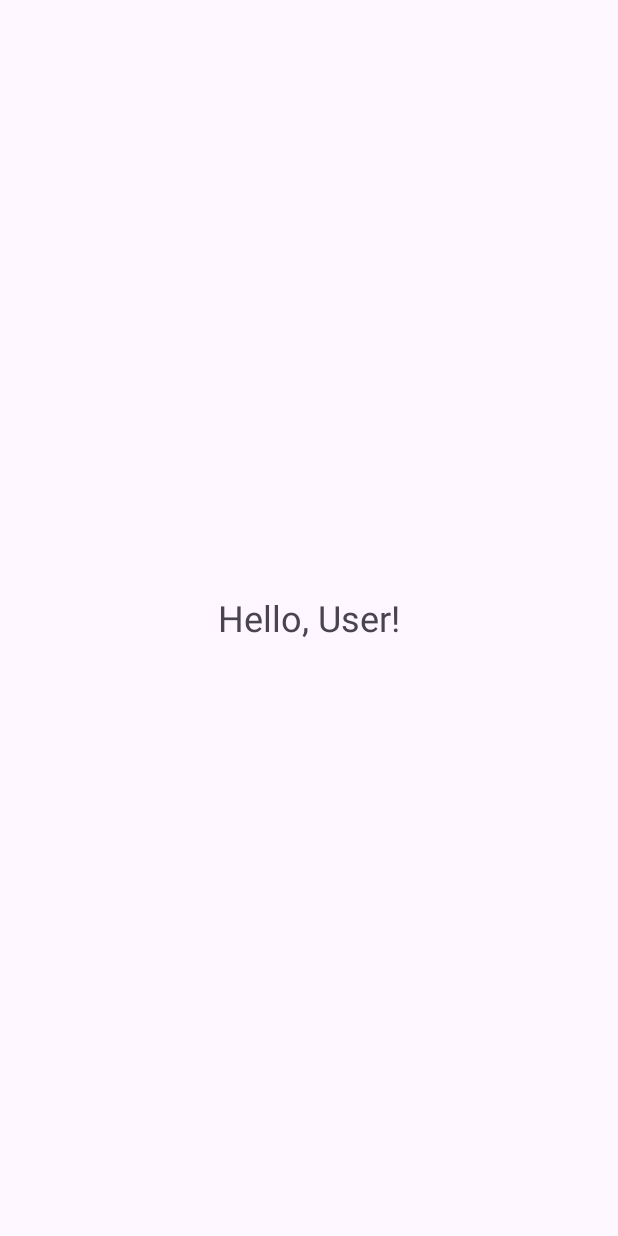
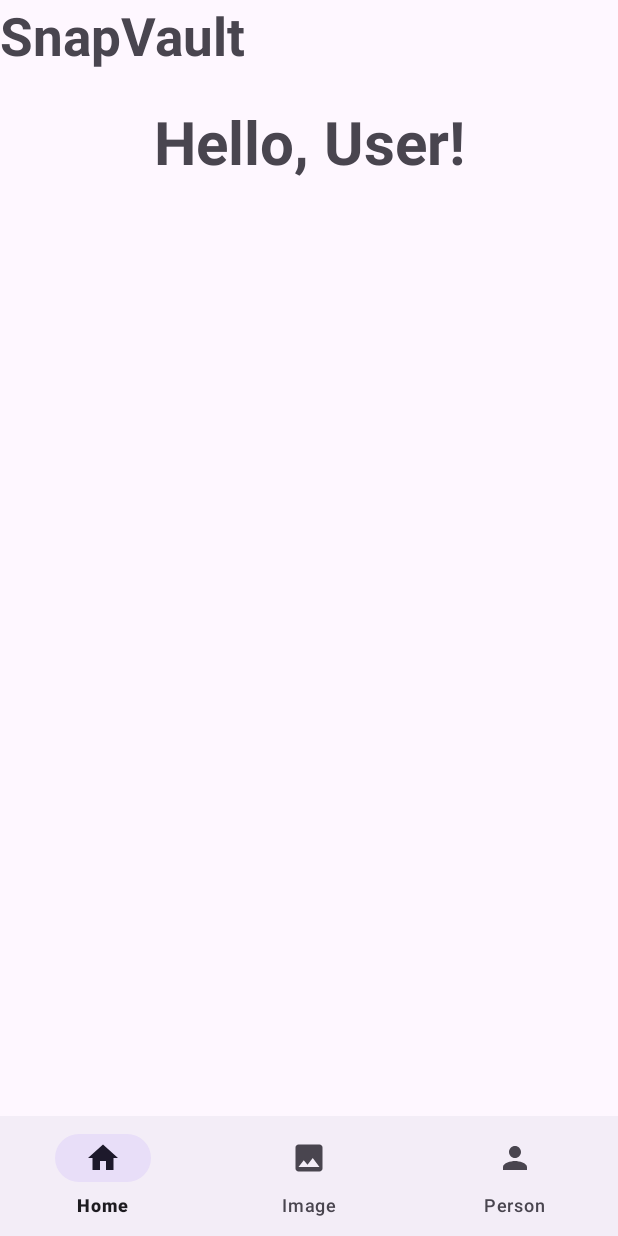
Before and after one commit to ManokManokManok/SnapVault, an Android app built with Jetpack Compose: the WelcomeActivity screen opened directly, with no data from a screen before it, on a phone screen of 412 x 824 dp. Before the commit the screen is almost empty. Run offline under Robolectric (Android 15) with nearby library versions, the phone set to English and light mode, and no system bars.

Commit message:
added welcomepage

```diff
--- a/app/src/main/res/layout/activity_welcome_test.xml
+++ b/app/src/main/res/layout/activity_welcome_test.xml
@@ -1,13 +1,53 @@
 <?xml version="1.0" encoding="utf-8"?>
-<LinearLayout xmlns:android="http://schemas.android.com/apk/res/android"
+<androidx.constraintlayout.widget.ConstraintLayout xmlns:android="http://schemas.android.com/apk/res/android"
+    xmlns:app="http://schemas.android.com/apk/res-auto"
+    xmlns:tools="http://schemas.android.com/tools"
     android:layout_width="match_parent"
     android:layout_height="match_parent"
-    android:orientation="vertical"
-    android:gravity="center">
+    android:gravity="top"
+    android:orientation="vertical">
+
+
+    <TextView
+        android:id="@+id/homepage"
+        android:layout_width="match_parent"
+        android:layout_height="wrap_content"
+        android:text="SnapVault"
+        android:textSize="35dp"
+        android:textStyle="bold"
+        tools:ignore="MissingConstraints" />
 
     <TextView
         android:id="@+id/welcomeTextView"
-        android:layout_width="wrap_content"
+        android:layout_width="match_parent"
         android:layout_height="wrap_content"
-        android:textSize="24sp" />
-</LinearLayout>
+        android:layout_below="@+id/homepage"
+        android:gravity="center"
+        android:textSize="40dp"
+        android:textStyle="bold"
+        app:layout_constraintBottom_toTopOf="@+id/bottomNavigationView"
+        app:layout_constraintTop_toBottomOf="@+id/homepage"
+        app:layout_constraintVertical_bias="0.031"
+        tools:ignore="MissingConstraints"
+        tools:layout_editor_absoluteX="26dp" />
+
+    <FrameLayout
+        android:id="@+id/frame_layout"
+        android:layout_width="0dp"
+        android:layout_height="0dp"
+        app:layout_constraintEnd_toEndOf="parent"
+        app:layout_constraintStart_toStartOf="parent"
+        app:layout_constraintTop_toTopOf="parent">
+
+    </FrameLayout>
+
+    <com.google.android.material.bottomnavigation.BottomNavigationView
+        android:id="@+id/bottomNavigationView"
+        android:layout_width="0dp"
+        android:layout_height="wrap_content"
+        app:layout_constraintBottom_toBottomOf="parent"
+        app:layout_constraintEnd_toEndOf="parent"
+        app:layout_constraintStart_toStartOf="parent"
+        app:menu="@menu/bottom_nav" />
+
+</androidx.constraintlayout.widget.ConstraintLayout>
--- a/app/src/main/res/xml/network_security_config.xml
+++ b/app/src/main/res/xml/network_security_config.xml
@@ -3,5 +3,7 @@
     <domain-config cleartextTrafficPermitted="true">
         <domain includeSubdomains="true">192.168.1.2</domain>
         <domain includeSubdomains="true">10.0.2.2</domain>
+        <domain includeSubdomains="true">192.0.0.2</domain>
+        <domain includeSubdomains="true">192.168.0.42</domain>
     </domain-config>
 </network-security-config>
```
